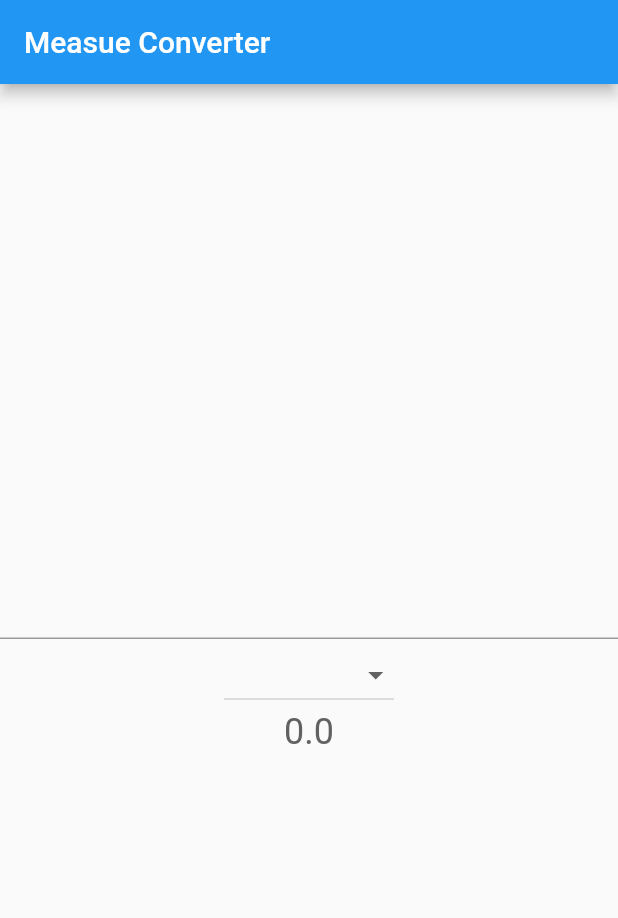
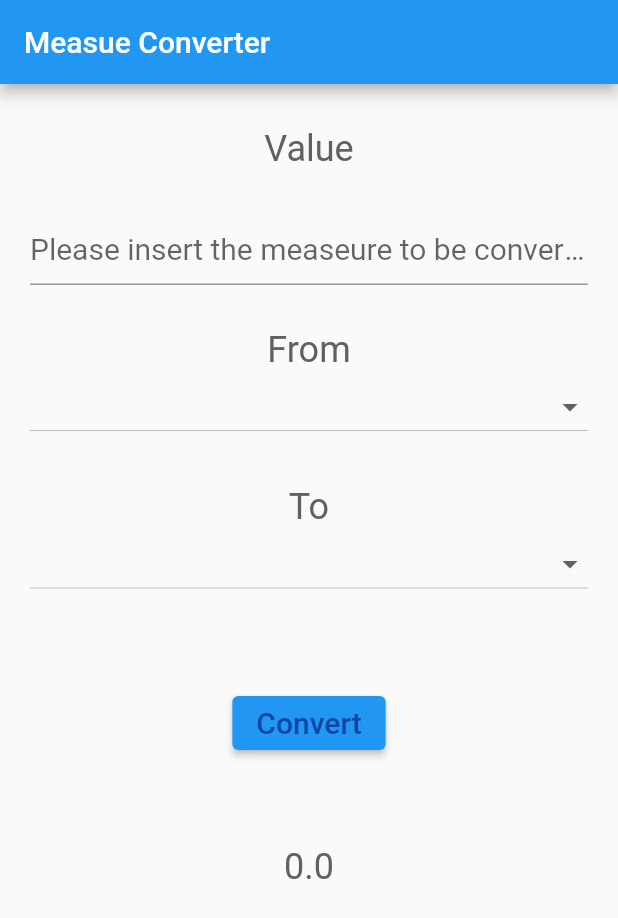
Before and after one commit to jmayta1984/measure_converter, a Flutter app: the screen it shows after launch, on a phone screen of 412 x 824 dp. Shown: the top 918 px of the screen. Run offline on Flutter 3.47's test engine with Material 2 defaults, Android fonts, the phone set to English and light mode, and no system bars.

Commit message:
initial commit

```diff
--- a/lib/main.dart
+++ b/lib/main.dart
@@ -1,5 +1,3 @@
-import 'dart:ui';
-
 import 'package:flutter/material.dart';
 
 void main() {
@@ -17,6 +15,7 @@ class _MyAppState extends State<MyApp> {
   double? _numberFrom;
 
   String? _startMeasure;
+  String? _convertedMeasure;
 
   final List<String> _measures = [
     'meters',
@@ -48,25 +47,46 @@ class _MyAppState extends State<MyApp> {
   @override
   Widget build(BuildContext context) {
     return MaterialApp(
+      debugShowCheckedModeBanner: false,
       title: 'Measure Converter',
       home: Scaffold(
         appBar: AppBar(
           title: const Text('Measue Converter'),
         ),
-        body: Center(
+        body: CustomScrollView(
+          slivers: [
+            SliverFillRemaining(
+              hasScrollBody: false,
+              child: Container(
+                padding: const EdgeInsets.symmetric(horizontal: 20),
                 child: Column(
                   children: [
                     const Spacer(),
+                    Text(
+                      'Value',
+                      style: labelStyle,
+                    ),
+                    const Spacer(),
                     TextField(
+                      style: inputStyle,
+                      decoration: const InputDecoration(
+                        hintText: "Please insert the measeure to be converted",
+                      ),
                       onChanged: (value) {
                         var rv = double.tryParse(value);
                         setState(() {
                           _numberFrom = rv;
                         });
                       },
-                style: inputStyle,
+                    ),
+                    const Spacer(),
+                    Text(
+                      'From',
+                      style: labelStyle,
                     ),
                     DropdownButton(
+                      isExpanded: true,
+                      style: inputStyle,
                       value: _startMeasure,
                       items: _measures.map((item) {
                         return DropdownMenuItem<String>(
@@ -80,13 +100,52 @@ class _MyAppState extends State<MyApp> {
                         });
                       },
                     ),
+                    const Spacer(),
+                    Text(
+                      'To',
+                      style: labelStyle,
+                    ),
+                    DropdownButton(
+                      isExpanded: true,
+                      style: inputStyle,
+                      value: _convertedMeasure,
+                      items: _measures.map((item) {
+                        return DropdownMenuItem<String>(
+                          value: item,
+                          child: Text(item),
+                        );
+                      }).toList(),
+                      onChanged: (value) {
+                        setState(() {
+                          _convertedMeasure = value;
+                        });
+                      },
+                    ),
+                    const Spacer(
+                      flex: 2,
+                    ),
+                    ElevatedButton(
+                      onPressed: () => true,
+                      child: Text(
+                        'Convert',
+                        style: inputStyle,
+                      ),
+                    ),
+                    const Spacer(
+                      flex: 2,
+                    ),
                     Text(
                       (_numberFrom == null) ? '' : _numberFrom.toString(),
                       style: labelStyle,
                     ),
-              const Spacer(),
+                    const Spacer(
+                      flex: 8,
+                    ),
                   ],
                 ),
+              ),
+            )
+          ],
         ),
       ),
     );
```
Lines whose indentation alone changed are shown as unchanged.
